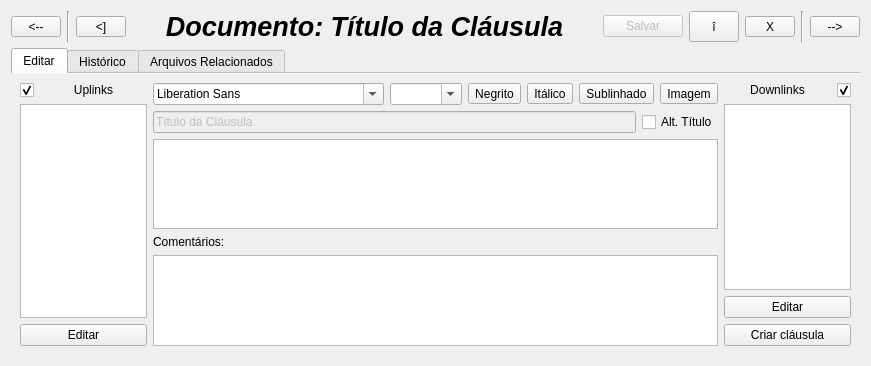
First picture: the form in views/UI/ClauseView.ui, repository fbarden/ProjectManager, before the edit.
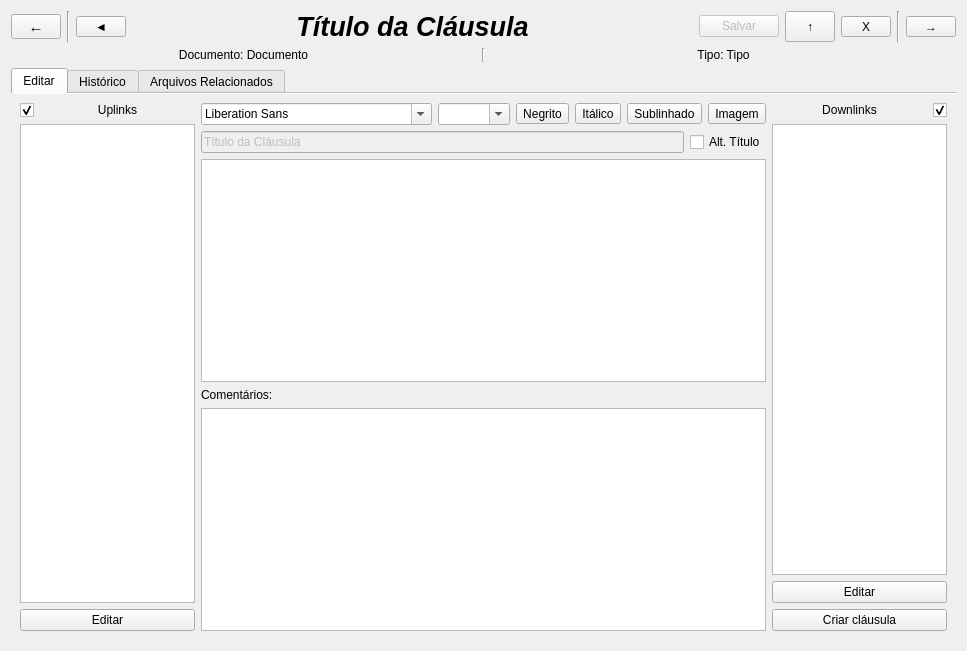
Second picture: the form after the edit.

```diff
--- a/views/UI/ClauseView.ui
+++ b/views/UI/ClauseView.ui
@@ -6,8 +6,8 @@
    <rect>
     <x>0</x>
     <y>0</y>
-    <width>871</width>
-    <height>366</height>
+    <width>967</width>
+    <height>651</height>
    </rect>
   </property>
   <property name="windowTitle">
@@ -15,7 +15,9 @@
   </property>
   <layout class="QVBoxLayout" name="verticalLayout_4">
    <item>
-    <layout class="QHBoxLayout" name="horizontalLayout">
+    <layout class="QVBoxLayout" name="verticalLayout_2">
+     <item>
+      <layout class="QHBoxLayout" name="horizontalLayout_8">
      <item>
       <widget class="QToolButton" name="previousButton">
        <property name="sizePolicy">
@@ -30,8 +32,13 @@
          <height>16777215</height>
         </size>
        </property>
+         <property name="font">
+          <font>
+           <pointsize>11</pointsize>
+          </font>
+         </property>
        <property name="text">
-        <string>&lt;--</string>
+          <string>←</string>
        </property>
       </widget>
      </item>
@@ -57,7 +64,7 @@
         </size>
        </property>
        <property name="text">
-        <string>&lt;]</string>
+          <string>◄</string>
        </property>
       </widget>
      </item>
@@ -72,7 +79,7 @@
         </font>
        </property>
        <property name="text">
-        <string>Documento: Título da Cláusula</string>
+          <string>Título da Cláusula</string>
        </property>
        <property name="alignment">
         <set>Qt::AlignCenter</set>
@@ -110,7 +117,7 @@
         </size>
        </property>
        <property name="text">
-        <string>î</string>
+          <string>↑</string>
        </property>
       </widget>
      </item>
@@ -155,9 +162,42 @@
         </size>
        </property>
        <property name="text">
-        <string>--&gt;</string>
-       </property>
-      </widget>
+          <string>→</string>
+         </property>
+        </widget>
+       </item>
+      </layout>
+     </item>
+     <item>
+      <layout class="QHBoxLayout" name="horizontalLayout">
+       <item>
+        <widget class="QLabel" name="documentLabel">
+         <property name="text">
+          <string>Documento: Documento</string>
+         </property>
+         <property name="alignment">
+          <set>Qt::AlignCenter</set>
+         </property>
+        </widget>
+       </item>
+       <item>
+        <widget class="Line" name="line">
+         <property name="orientation">
+          <enum>Qt::Vertical</enum>
+         </property>
+        </widget>
+       </item>
+       <item>
+        <widget class="QLabel" name="typeLabel">
+         <property name="text">
+          <string>Tipo: Tipo</string>
+         </property>
+         <property name="alignment">
+          <set>Qt::AlignCenter</set>
+         </property>
+        </widget>
+       </item>
+      </layout>
      </item>
     </layout>
    </item>
```
Lines whose indentation alone changed are shown as unchanged.
